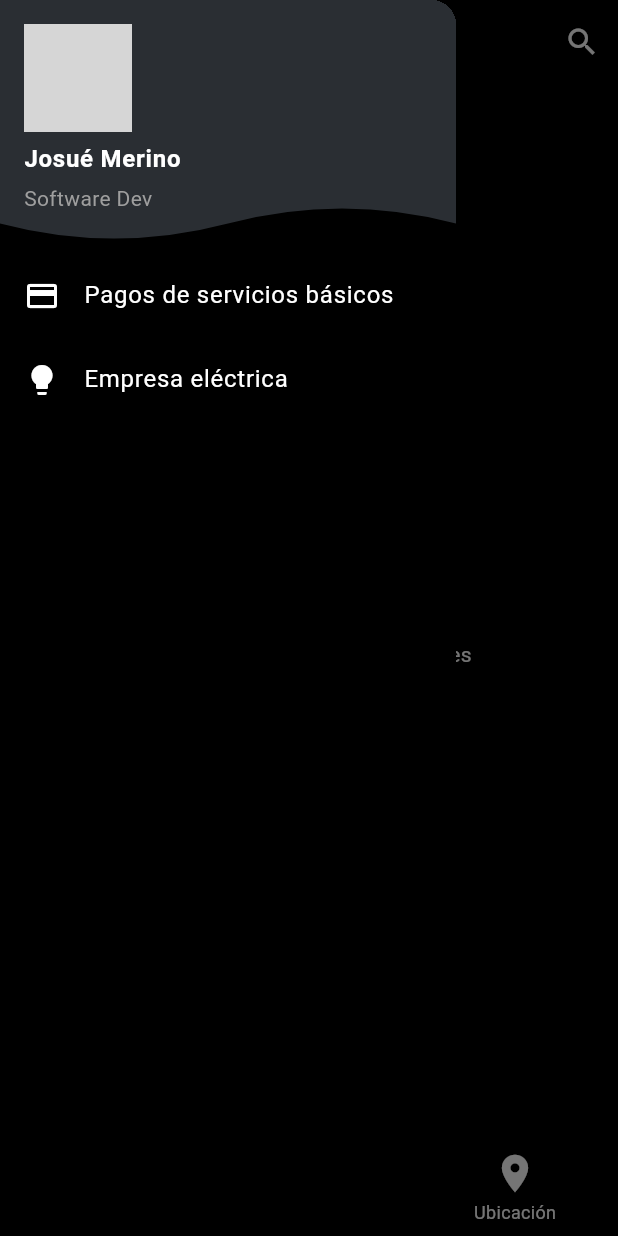
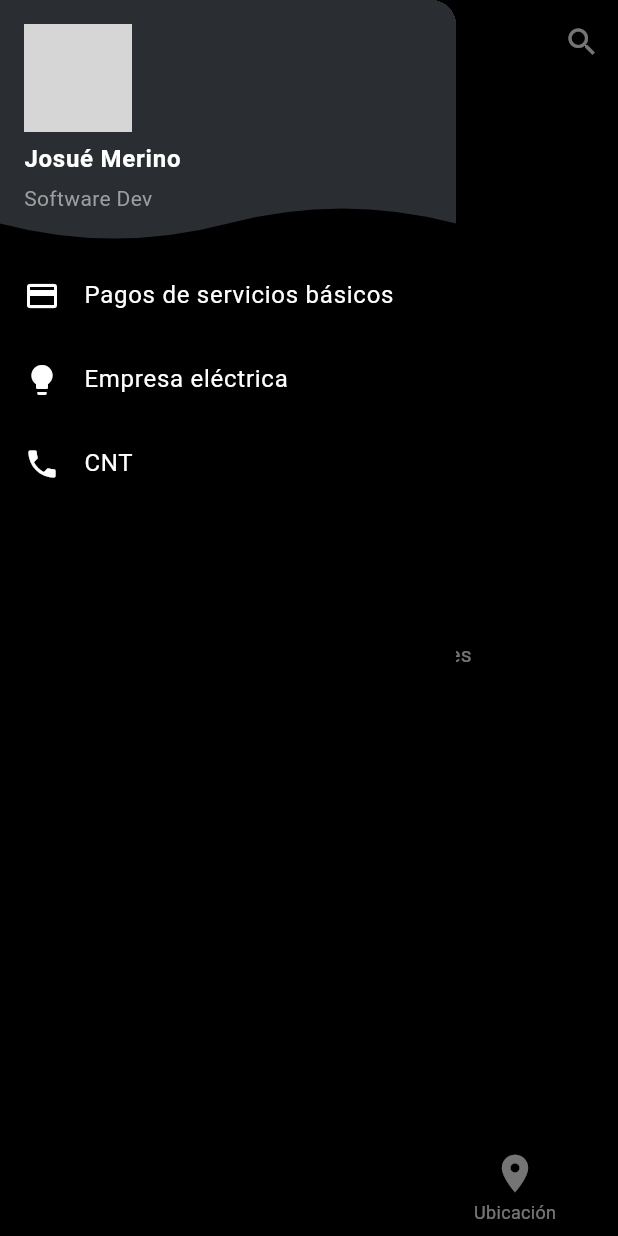
Before and after one commit to leodlc/g1-apps-moviles, a Flutter app: the screen it shows after launch, item 2 of the bottom bar chosen, with the side drawer open, on a phone screen of 412 x 824 dp. Run offline on Flutter 3.47's test engine with Material 3 defaults, Android fonts, the phone set to English and light mode, and no system bars; our stand-ins replace animate_do, dio, flutter_dotenv, flutter_secure_storage, font_awesome_flutter, lottie and 1 more; missing offline and left inert: translator; network calls fail; Roboto replaces fonts that are missing (Jost); grey boxes are pictures that could not be loaded.

Commit message:
icono cnt en drawer

```diff
--- a/segundo_parcial/menu_conceptual/lib/view/home_screen.dart
+++ b/segundo_parcial/menu_conceptual/lib/view/home_screen.dart
@@ -122,6 +122,11 @@ class _HomeScreenState extends State<HomeScreen> {
                     onTap: () => _launchURL(
                         'https://www.eeq.com.ec/consulte-su-factura'),
                   ),
+                  ListTile(
+                    leading: Icon(Icons.phone, color: Colors.white),
+                    title: Text('CNT', style: TextStyle(color: Colors.white)),
+                    onTap: () => _launchURL('https://www.cnt.com.ec'),
+                  ),
                 ],
               ),
             ),
```
